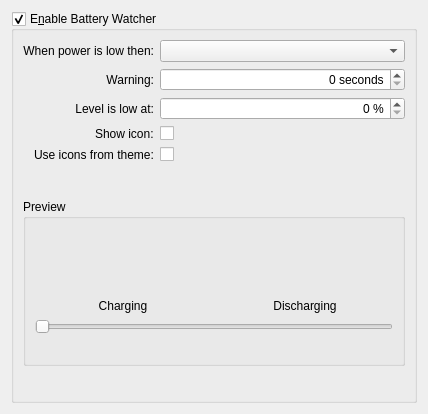
This is config/batterywatchersettings.ui in lxqt/lxqt-powermanagement as Qt 5 draws it before an edit. The edited form follows.
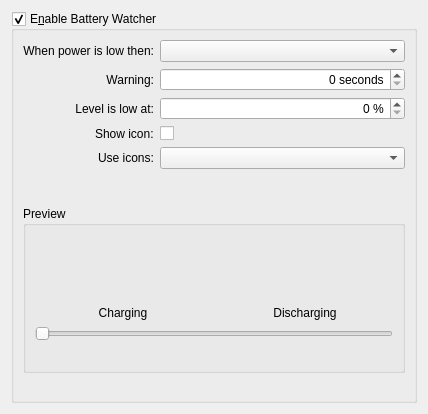
This is the edited form.

Commit message: batterymonitor: Add new type of generated icon

```diff
--- a/config/batterywatchersettings.ui
+++ b/config/batterywatchersettings.ui
@@ -108,16 +108,12 @@
       <item row="4" column="0">
        <widget class="QLabel" name="useThemeIconsLabel">
         <property name="text">
-         <string>Use icons from theme:</string>
+         <string>Use icons:</string>
         </property>
        </widget>
       </item>
       <item row="4" column="1">
-       <widget class="QCheckBox" name="useThemeIconsCheckBox">
-        <property name="text">
-         <string/>
-        </property>
-       </widget>
+        <widget class="QComboBox" name="iconTypeComboBox" />
       </item>
       <item row="6" column="0" colspan="2">
        <widget class="QGroupBox" name="previewBox">
```
Left out of the diff: 2 changed lines with no effect on the pictures. The commit also changes 5 other files.
